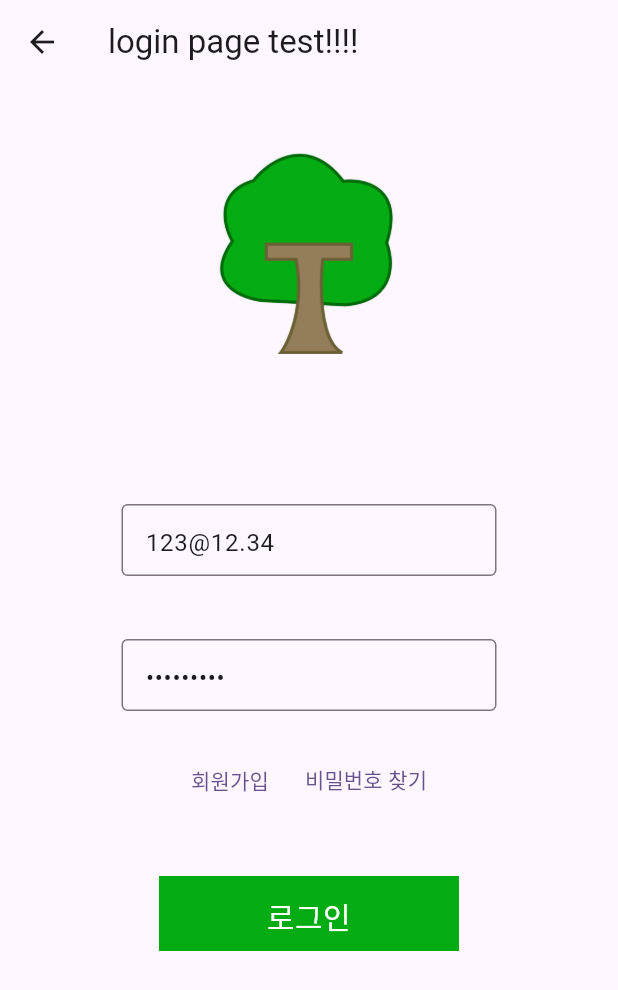
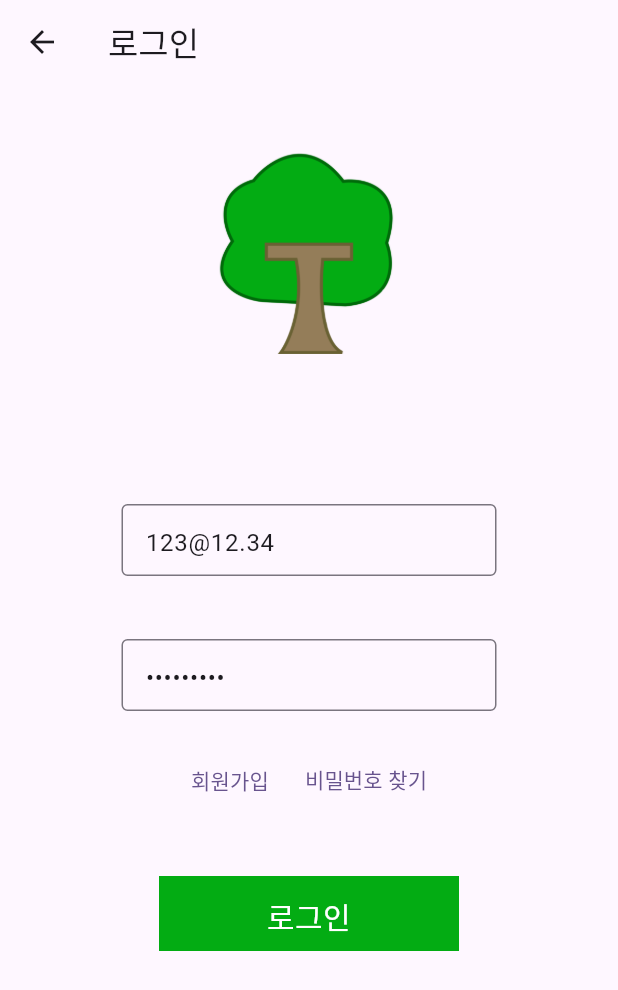
Before and after one commit to likewoody/Tree, a Flutter app: the Login screen opened directly, on a phone screen of 412 x 824 dp. Shown: the top 990 px of the screen. Run offline on Flutter 3.47's test engine with Material 3 defaults, Android fonts, the light colour scheme and no system bars; our stand-ins replace flutter_slidable, get, get_storage, sqflite; accounts and stored records are empty; Roboto replaces fonts that are missing (Pretendard).

Commit message:
개인정보 처리방침 삽입

```diff
--- a/tree/lib/main.dart
+++ b/tree/lib/main.dart
@@ -1,7 +1,7 @@
 import 'package:flutter/material.dart';
 import 'package:flutter_localizations/flutter_localizations.dart';
 import 'package:get/get.dart';
-import 'home.dart';
+import 'package:td_app/view/login/login.dart';
 
 void main() async {
   runApp(const MyApp());
@@ -18,6 +18,7 @@ class _MyAppState extends State<MyApp> {
   // 테마 모드 light or dark
   ThemeMode _themeMode = ThemeMode.system; // system은 dark, light 둘다 사용
 
+  // ignore: unused_element
   _changeThemeMode(ThemeMode themeMode) {
     _themeMode = themeMode;
     setState(() {});
@@ -52,7 +53,7 @@ class _MyAppState extends State<MyApp> {
           fontFamily: "Pretendard"),
       // function도 보낼 수 있다.
 
-      home: const Home(),
+      home: Login(),
     );
   }
 }
--- a/tree/lib/view/login/findPw.dart
+++ b/tree/lib/view/login/findPw.dart
@@ -5,6 +5,7 @@ import 'package:td_app/view/login/changePw.dart';
 import 'package:td_app/vm/front_part/vm_get_handler.dart';
 
 
+// ignore: must_be_immutable
 class FindPassword extends StatelessWidget {
   FindPassword({super.key});
 
--- a/tree/lib/view/login/login.dart
+++ b/tree/lib/view/login/login.dart
@@ -8,6 +8,7 @@ import 'package:td_app/view/common/tabbar.dart';
 import 'package:td_app/vm/database_handler.dart';
 import 'package:td_app/vm/front_part/vm_get_handler.dart';
 
+// ignore: must_be_immutable
 class Login extends StatelessWidget {
   Login({super.key});
 
@@ -235,7 +236,7 @@ class Login extends StatelessWidget {
       onTap: () => FocusScope.of(context).unfocus(),
       child: Scaffold(
         appBar: AppBar(
-          title: const Text("login page test!!!!"),
+          title: const Text("로그인"),
         ),
         body: bodyBuilder()
       ),
--- a/tree/lib/view/setting/enquireList.dart
+++ b/tree/lib/view/setting/enquireList.dart
@@ -2,6 +2,7 @@ import 'package:flutter/material.dart';
 import 'package:get_storage/get_storage.dart';
 import 'package:td_app/view/common/appbar.dart';
 
+// ignore: must_be_immutable
 class EnquireList extends StatelessWidget {
   EnquireList({super.key});
 
--- /dev/null
+++ b/tree/lib/view/setting/personalPrivacy.dart
@@ -0,0 +1,134 @@
+import 'package:flutter/material.dart';
+import 'package:td_app/view/common/appbar.dart';
+
+class PersonalPrivacy extends StatelessWidget {
+  const PersonalPrivacy({super.key});
+
+  // ---- bodyView ----
+  Widget bodyView() {
+    return const SingleChildScrollView(
+      child: Center(
+        child: Text(
+          "1. <트리>은(는) 정보주체의 자유와 권리 보호를 위해 "
+          "「개인정보 보호법」 및 관계 법령이 정한 바를 준수하여, "
+          "적법하게 개인정보를 처리하고 안전하게 관리하고 있습니다. "
+          "이에 「개인정보 보호법」 제30조에 따라 정보주체에게 개인정보의 "
+          "처리와 보호에 관한 절차 및 기준을 안내하고, 이와 관련한 고충을 "
+          "신속하고 원활하게 처리할 수 있도록 하기 위하여 다음과 같이 개인정보 처리방침을 수립・공개합니다.\n\n"
+
+          "2. 개인정보의 처리목적\n"
+          "<트리>은(는) 다음의 목적을 위하여 개인정보를 처리합니다. 처리하고 "
+          "있는 개인정보는 다음의 목적 이외의 용도로는 이용되지 않으며, 이용 목적이 "
+          "변경되는 경우에는 「개인정보 보호법」 제18조에 따라 별도의 동의를 받는 등 필요한 "
+          "조치를 이행할 예정입니다.\n"
+          "회원 가입 및 관리 "
+          "회원 가입 의사 확인, 회원 자격 유지 관리의 목적으로 개인정보를 처리합니다.\n\n"
+
+          "3. 처리하는 개인정보 처리 항목 작성\n"
+          "처리하는 개인정보 처리 항목 작성\n"
+          "<트리>는 다음의 개인정보 항목을 처리하고 있습니다.\n"
+          "필수항목 : 이메일, 비밀번호"
+
+          "4. 개인정보의 처리 및 보유기간\n"
+          "①  <트리>은(는) 법령에 따른 개인정보 보유・이용기간 또는 "
+          "정보주체로부터 개인정보를 수집 시에 동의 받은 개인정보 보유・이용기간 내에서 "
+          "개인정보를 처리・보유합니다.\n"
+          "②  각각의 개인정보 처리 및 보유 기간은 다음과 같습니다.\n"
+          "1. 홈페이지 회원 가입 및 관리 : 사업자/단체 홈페이지 탈퇴 시까지 보유합니다.\n\n"
+
+          "5. 개인정보의 파기 절차 및 방법\n"
+          "①  <트리>은(는) 개인정보 보유기간의 경과, 처리목적 달성 등\n"
+          "개인정보가 불필요하게 되었을 때에는 지체없이 해당 개인정보를 파기합니다.\n"
+          "1. 파기방법\n"
+          "<트리>은(는) 데이터베이스에 있는 회원정보를 파기합니다\n\n"
+
+
+          "6. 개인정보의 안전성 확보조치\n"
+          "①  <트리>은(는) 개인정보의 안전성 확보를 위해 다음과 같은 조치를\n"
+          "취하고 있습니다.\n"
+          "1. 관리적 조치 : 내부관리계획 수립・시행, 전담조직 운영, 정기적 직원 교육\n"
+          "2.  기술적 조치 : 개인정보처리시스템 등의 접근권한 관리, 접근통제시스템 설치,\n"
+          "개인정보의 암호화, 보안프로그램 설치 및 갱신\n\n"
+
+          "7. 정보주체와 법정대리인의 권리・의무 및 행사방법\n"
+          "①  정보주체는 <트리>에 대해 언제든지 개인정보 열람・정정・"
+          "삭제・처리정지 및 철회 요구, 자동화된 결정에 대한 거부 또는 설명 요구 등의 "
+          "권리를 행사(이하 “권리 행사”라 함)할 수 있습니다.\n"
+          "②  권리 행사는 <트리>에 대해 「개인정보 보호법」 시행령 제41조\n"
+          "제1항에 따라 서면, 전자우편, 모사전송(FAX) 등을 통하여 하실 수 있으며, "
+          "<트리>은(는) 이에 대해 지체없이 조치하겠습니다.\n"
+          "-  정보주체는 언제든지 홈페이지 ‘내정보 > 회원정보’에서 개인정보를 직접 "
+          "조회・수정・삭제하거나 ‘문의하기’를 통해 열람을 요청할 수 있습니다.\n"
+          "-  정보주체는 언제든지 ‘회원탈퇴’를 통해 개인정보의 수집 및 이용 동의 철회가 가능합니다."
+          "-  정보주체는 언제든지 홈페이지 ‘내정보 > 회원정보 > 문의하기’를 통해 자동화된 결정의 거부 및 설명 요구가 가능합니다.\n"
+          "③  권리 행사는 정보주체의 법정대리인이나 위임을 받은 자 등 대리인을 통하여 하실 "
+          "수도 있습니다. 이 경우 “개인정보 처리 방법에 관한 고시” 별지 제11호 서식에 따른 위임장을 제출하셔야 합니다."
+          "④  정보주체가 개인정보 열람 및 처리 정지를 요구할 권리는 「개인정보 보호법」\n"
+          "제35조 제4항 및 제37조 제2항에 의하여 제한될 수 있습니다.\n"
+          "⑤  다른 법령에서 그 개인정보가 수집 대상으로 명시되어 있는 경우에는 해당 개인정보의 삭제를 요구할 수 없습니다."
+          "⑥  자동화된 결정이 이루어진다는 사실에 대해 정보주체의 동의를 받았거나, 계약 "
+          "등을 통해 미리 알린 경우, 법률에 명확히 규정이 있는 경우에는 자동화된 결정에 "
+          "대한 거부는 인정되지 않으며 설명 및 검토 요구만 가능합니다.\n"
+          "-  또한 자동화된 결정에 대한 거부・설명 요구는 다른 사람의 생명・신체・재산과 그 "
+          "밖의 이익을 부당하게 침해할 우려가 있는 등 정당한 사유가 있는 경우에는 그 "
+          "요구가 거절될 수 있습니다.\n"
+          "⑦  <트리> 은(는) 권리 행사를 한 자가 본인이거나 정당한 대리인인지를 확인합니다."
+          "⑧  <트리>은(는) 권리 행사를 아래의 부서에 할 수 있습니다.\n"
+          "<트리>은(는) 정보주체의 권리 행사가 신속하게 처리되도록 노력하겠습니다."
+          "▶ 개인정보 열람 등 청구 접수・처리 부서\n"
+          "부서명 : 관리부\n"
+          "담당자 : 조성진\n"
+          "이메일 : jsungj3@gmail.com\n\n"
+
+          "8. 개인정보 보호책임자 관련 정보\n"
+          "개인정보 보호책임자\n"
+          "①  <트리>은(는) 개인정보 처리에 관한 업무를 총괄해서 책임지고, "
+          "개인정보 처리와 관련한 정보주체의 불만처리 및 피해구제 등을 위하여 아래와 "
+          "같이 개인정보 보호책임자를 지정하고 있습니다.\n"
+          "▶ 개인정보 보호책임자\n"
+          "성명 : 김소리\n"
+          "직위 : 대표\n"
+          "이메일 : zglgl123@naver.com\n"
+          "▶ 개인정보보호 담당부서 <책임자 없음, 부서 없음>\n"
+          "부서명 : 관리부 팀\n"
+          "이메일 : jsungj3@gmail.com\n"
+          "②  정보주체는 <개인정보처리자명>의 서비스(또는 사업)을 이용하시면서 발생한 "
+          "모든 개인정보보호 관련 문의, 불만처리, 피해구제 등에 관한 사항을 개인정보"
+          "보호책임자 및 담당부서로 문의할 수 있습니다. <개인정보처리자명>은(는) "
+          "정보주체의 문의에 대해 지체없이 답변 및 처리해드릴 것입니다.\n\n"
+
+          "9. 권익침해 구제방법"
+          "①  정보주체는 개인정보침해로 인한 구제를 받기 위하여 개인정보분쟁조정위원회, "
+          "한국인터넷진흥원 개인정보침해신고센터 등에 분쟁해결이나 상담 등을 신청할 "
+          "수 있습니다. 이 밖에 기타 개인정보침해의 신고, 상담에 대하여는 아래의 기관에 문의하시기 바랍니다.\n"
+          "1. 개인정보 분쟁조정위원회 : (국번없이) 1833-6972 (www.kopico.go.kr)\n"
+          "2. 개인정보침해신고센터 : (국번없이) 118 (privacy.kisa.or.kr)\n"
+          "3. 대검찰청 : (국번없이) 1301 (www.spo.go.kr)\n"
+          "4. 경찰청 : (국번없이) 182 (ecrm.cyber.go.kr)\n"
+          "②  <트리>은(는) 정보주체의 개인정보자기결정권을 보장하고,\n"
+          "개인정보침해로 인한 상담 및 피해 구제를 위해 노력하고 있으며, 신고나 상담이 "
+          "필요한 경우 아래의 담당부서로 연락해 주시기 바랍니다.\n"
+          "▶\n"
+          "개인정보보호 관련 고객 상담 및 신고\n"
+          "부서명 : 관리부"
+          "이메일 : jsungj3@gmail.com\n\n"
+
+          "10. 개인정보 처리방침의 변경\n"
+          "① 이 개인정보 처리방침은 2024. 06. 10부터 적용됩니다."
+          "② 이전의 개인정보 처리방침은 아래에서 확인하실 수 있습니다."
+          "- 2024. 06. 10 ~ 적용 "
+        ),
+      ),
+    );
+  }
+  @override
+  Widget build(BuildContext context) {
+    return Scaffold(
+      appBar: const PreferredSize(
+        preferredSize: Size.fromHeight(80),
+        child: CommonAppbar()
+      ),
+      body: bodyView(),
+    );
+  }
+}
--- a/tree/lib/view/tabbar/post_page.dart
+++ b/tree/lib/view/tabbar/post_page.dart
@@ -3,7 +3,6 @@ import 'package:flutter_slidable/flutter_slidable.dart';
 import 'package:get/get.dart';
 import 'package:get_storage/get_storage.dart';
 import 'package:td_app/view/common/appbar.dart';
-import 'package:td_app/view/post/detail.dart';
 import 'package:td_app/view/write/write.dart';
 import 'package:td_app/view/write/write_view.dart';
 import 'package:td_app/vm/front_part/vm_get_handler.dart';
@@ -20,7 +19,6 @@ class _PostPageState extends State<PostPage> {
 
   @override
   void initState() {
-    // TODO: implement initState
     super.initState();
     controller = VMGetHandler();
     initData();
@@ -59,6 +57,7 @@ class _PostPageState extends State<PostPage> {
                   onTap: () {
                     final box = GetStorage();
                     box.write("postId", controller.posts[index].id);
+
                     Get.to(WriteView())!.then((value) => initData());
                   },
                   child: Container(
@@ -126,8 +125,8 @@ class _PostPageState extends State<PostPage> {
       floatingActionButton: FloatingActionButton(
         onPressed: () =>
             Get.to(const Write())!.then((value) => controller.searchPostDB()),
+        backgroundColor: Colors.green[50],
         child: const Icon(Icons.add),
-        backgroundColor: Colors.green[50],
       ),
     );
   }
--- a/tree/lib/view/write/write_view.dart
+++ b/tree/lib/view/write/write_view.dart
@@ -25,6 +25,8 @@ class WriteView extends StatelessWidget {
   @override
   Widget build(BuildContext context) {
     final postId = box.read('postId');
+
+    print(postId);
 
     return GetBuilder<WriteVm>(builder: (controller) {
       controller.detailView();
--- a/tree/lib/vm/front_part/vm_get_handler.dart
+++ b/tree/lib/vm/front_part/vm_get_handler.dart
@@ -111,6 +111,9 @@ class VMGetHandler extends GetxController{
   searchPostDB() async{
     print("get test");
     posts = await handler.queryPost();
+    posts.forEach((element) {
+      print(element.id);
+    });
   }
 
   // ---- Delete Post ----
```
Also changed, not shown: tree/lib/view/tabbar/settingPage.dart (+4 -26 lines).
